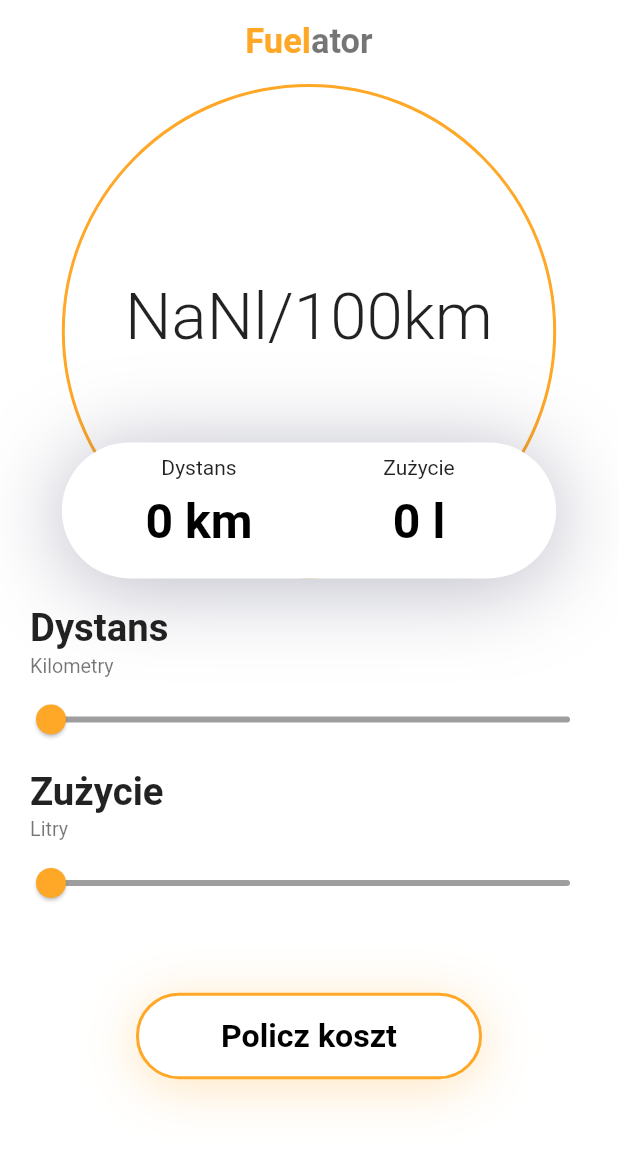
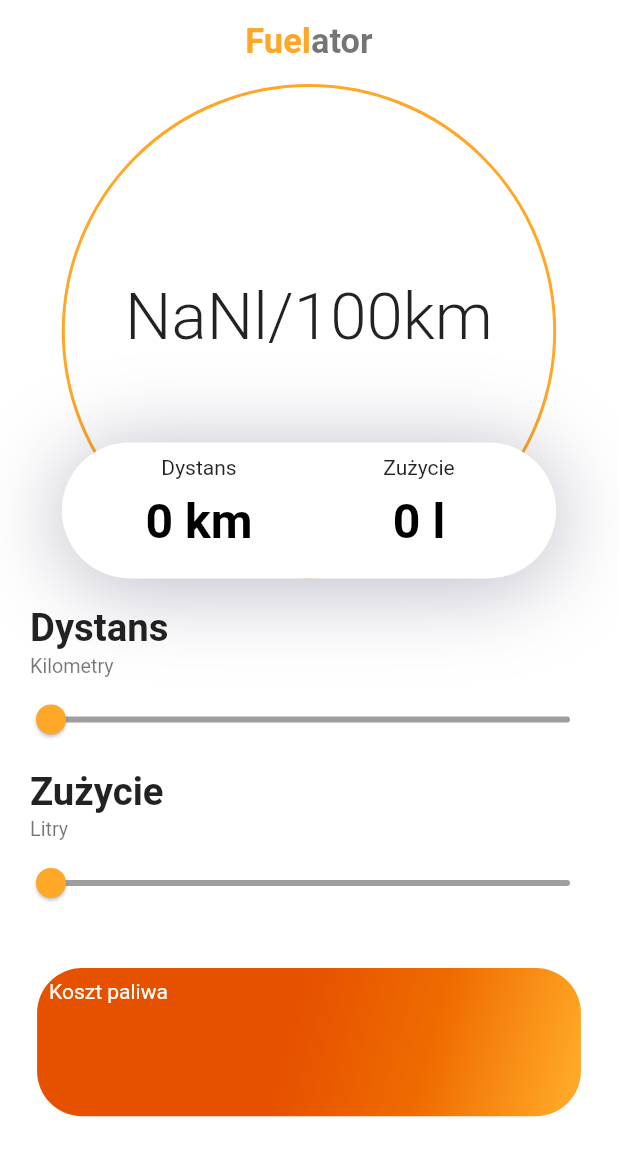
Before and after one commit to Colderz/Fuel-consumption-calculator, a Flutter app: the AppScreen screen opened directly, on a phone screen of 412 x 824 dp. Shown: the top 1156 px of the screen. Run offline on Flutter 3.47's test engine with Material 2 defaults, Android fonts, the phone set to English and light mode, and no system bars.

Commit message:
Additional changes, delete last page

```diff
--- a/lib/components/body.dart
+++ b/lib/components/body.dart
@@ -186,9 +186,9 @@ class _BodyState extends State<Body> {
               }),
         ),
         SizedBox(
-          height: size.height * 0.05,
+          height: size.height * 0.03,
         ),
-        Center(
+        /*Center(
           child: GestureDetector(
             onTap: () {
               Navigator.push(
@@ -220,7 +220,29 @@ class _BodyState extends State<Body> {
               ),
             ),
           ),
-        ),
+        ),*/
+        Center(
+          child: Stack(children: <Widget>[
+            Container(
+              height: size.height * 0.12,
+              width: size.width * 0.88,
+              decoration: BoxDecoration(
+                  borderRadius: BorderRadius.circular(30),
+                  gradient: LinearGradient(begin: Alignment.topCenter, colors: [
+                    Colors.orange[900],
+                    Colors.orange[800],
+                    Colors.orange[400],
+                  ])),
+            ),
+            Padding(
+              padding: const EdgeInsets.all(8.0),
+              child: Text(
+                'Koszt paliwa',
+                style: TextStyle(color: Colors.white),
+              ),
+            )
+          ]),
+        )
       ],
     );
   }
```
